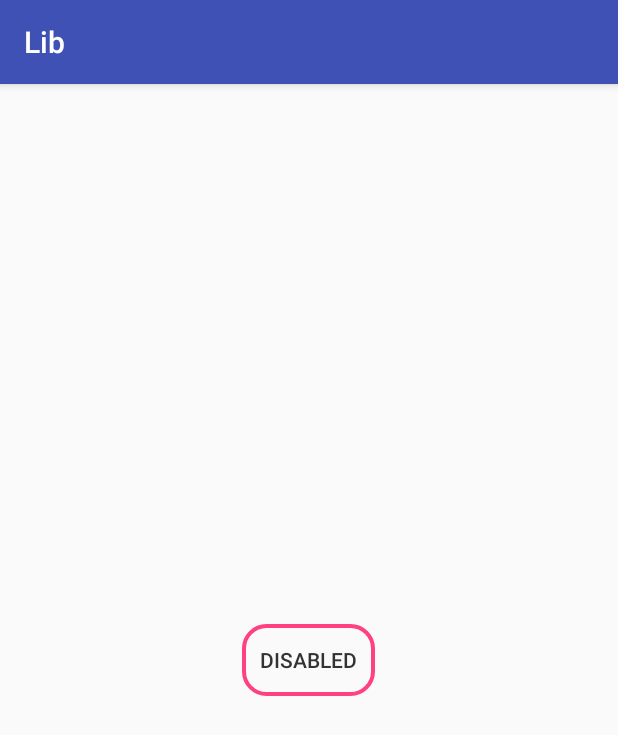
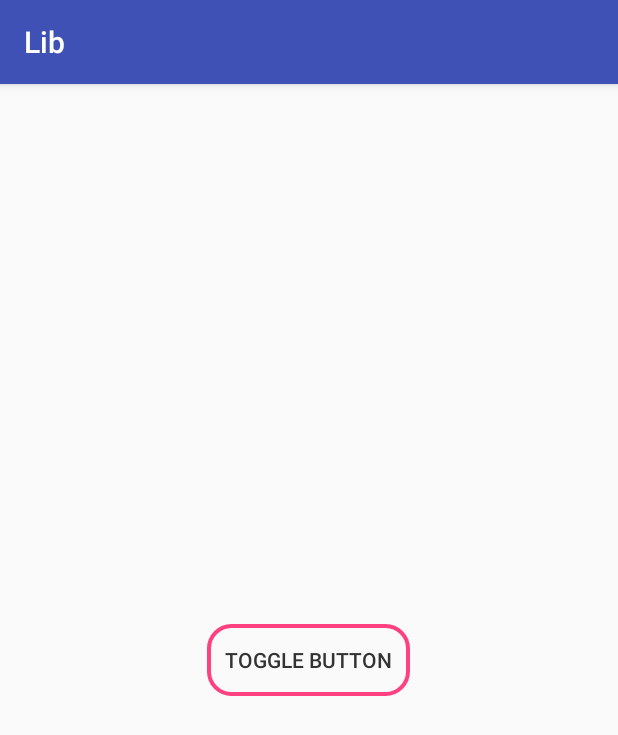
Before and after one commit to Rishabhk07/Custom-Toggle-Button, an Android app: the screen it shows after launch (MainActivity), on a phone screen of 412 x 824 dp. Shown: the top 735 px of the screen. Run offline under Robolectric (Android 15) with nearby library versions, the phone set to English and light mode, and no system bars.

Commit message:
toggle button radius changed
Signed-off-by: Rishabh Khanna <rishabhkhanna777@gmail.com>

```diff
--- a/app/src/main/res/layout/activity_main.xml
+++ b/app/src/main/res/layout/activity_main.xml
@@ -10,8 +10,9 @@
         android:layout_width="wrap_content"
         android:layout_height="wrap_content"
         android:layout_gravity="center"
-        android:textOn="enabled"
-        android:textOff="disabled"
+        app:radius="10dp"
+        android:textOn="toggle button"
+        android:textOff="toggle button"
         ></me.rishabhkhanna.customtogglebutton.CustomToggleButton>
 
 </FrameLayout>
```
